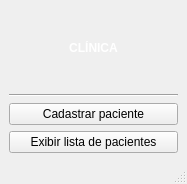
First picture: the form in clinica_cpp/mainwindow.ui, repository juander/Projeto_CPP, before the edit.
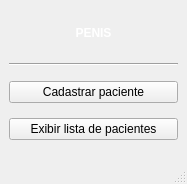
Second picture: the form after the edit.

Diff of the .ui file:
```diff
--- a/clinica_cpp/mainwindow.ui
+++ b/clinica_cpp/mainwindow.ui
@@ -17,12 +17,18 @@
    <layout class="QVBoxLayout" name="verticalLayout">
     <item>
      <widget class="QLabel" name="label">
+      <property name="maximumSize">
+       <size>
+        <width>16777215</width>
+        <height>30</height>
+       </size>
+      </property>
       <property name="styleSheet">
        <string notr="true">font: 16pt &quot;Arial&quot;;
 color: rgb(255, 255, 255);</string>
       </property>
       <property name="text">
-       <string>&lt;html&gt;&lt;head/&gt;&lt;body&gt;&lt;p align=&quot;center&quot;&gt;&lt;span style=&quot; font-weight:700;&quot;&gt;CLÍNICA&lt;/span&gt;&lt;/p&gt;&lt;/body&gt;&lt;/html&gt;</string>
+       <string>&lt;html&gt;&lt;head/&gt;&lt;body&gt;&lt;p align=&quot;center&quot;&gt;&lt;span style=&quot; font-weight:700;&quot;&gt;PENIS&lt;/span&gt;&lt;/p&gt;&lt;/body&gt;&lt;/html&gt;</string>
       </property>
      </widget>
     </item>
```
